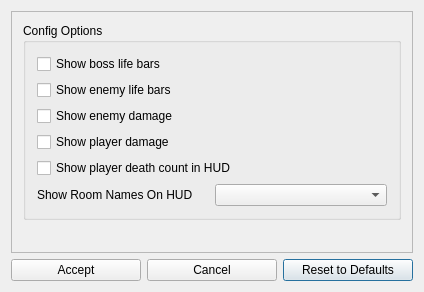
First picture: the form in randovania/gui/ui_files/dread_cosmetic_patches_dialog.ui, repository randovania/randovania, before the edit.
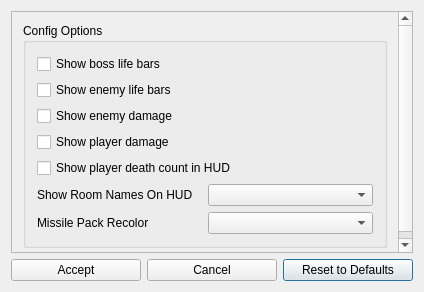
Second picture: the form after the edit.

Commit message:
Missile pack cosmetics and Pride flags
- Added missile pack recolors
- Exporter randomizes missiles into a preconfigured set of missile colors,
  chosen through cosmetic patches

```diff
--- a/randovania/gui/ui_files/dread_cosmetic_patches_dialog.ui
+++ b/randovania/gui/ui_files/dread_cosmetic_patches_dialog.ui
@@ -45,11 +45,24 @@
        <rect>
         <x>0</x>
         <y>0</y>
-        <width>404</width>
-        <height>242</height>
+        <width>387</width>
+        <height>244</height>
        </rect>
       </property>
       <layout class="QVBoxLayout" name="verticalLayout">
+       <item>
+        <spacer name="verticalSpacer">
+         <property name="orientation">
+          <enum>Qt::Vertical</enum>
+         </property>
+         <property name="sizeHint" stdset="0">
+          <size>
+           <width>20</width>
+           <height>40</height>
+          </size>
+         </property>
+        </spacer>
+       </item>
        <item>
         <widget class="QGroupBox" name="game_changes_box">
          <property name="title">
@@ -121,22 +134,23 @@
             </item>
            </layout>
           </item>
+          <item>
+           <layout class="QHBoxLayout" name="missile_cosmetic" stretch="0,0">
+            <item>
+             <widget class="QLabel" name="missile_cosmetic_label">
+              <property name="text">
+               <string>Missile Pack Recolor</string>
+              </property>
+             </widget>
+            </item>
+            <item>
+             <widget class="QComboBox" name="missile_cosmetic_dropdown"/>
+            </item>
+           </layout>
+          </item>
          </layout>
         </widget>
        </item>
-       <item>
-        <spacer name="verticalSpacer">
-         <property name="orientation">
-          <enum>Qt::Vertical</enum>
-         </property>
-         <property name="sizeHint" stdset="0">
-          <size>
-           <width>20</width>
-           <height>40</height>
-          </size>
-         </property>
-        </spacer>
-       </item>
       </layout>
      </widget>
     </widget>
```
The commit also changes 3 other files.
